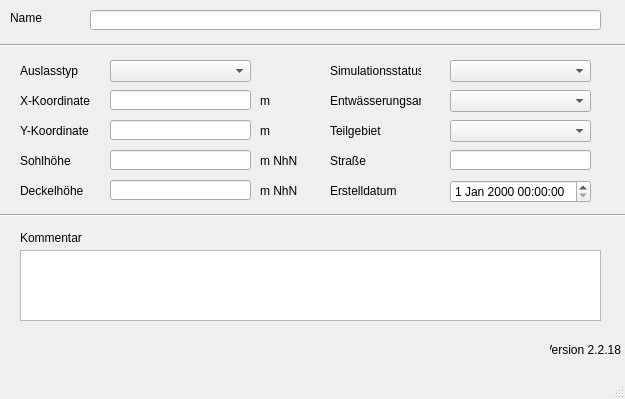
First picture: the form in qkan/database/templates/auslaesse.ui, repository hoettges/QKan, before the edit.
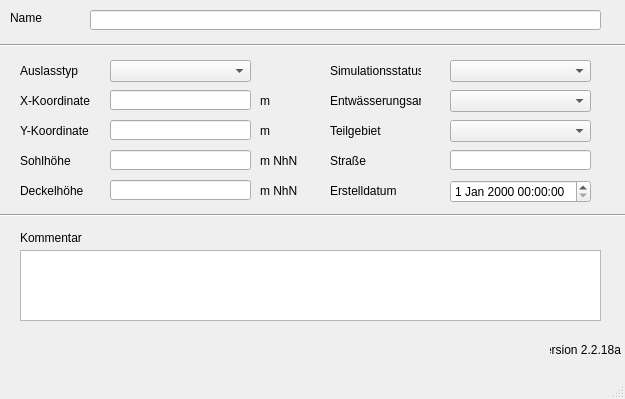
Second picture: the form after the edit. Custom widgets are drawn as their Qt base class.

```diff
--- a/qkan/database/templates/auslaesse.ui
+++ b/qkan/database/templates/auslaesse.ui
@@ -390,7 +390,7 @@
      <string>Version QKan Import</string>
     </property>
     <property name="text">
-     <string>Version 2.2.18</string>
+     <string>Version 2.2.18a</string>
     </property>
     <property name="alignment">
      <set>Qt::AlignRight|Qt::AlignTrailing|Qt::AlignVCenter</set>
```
